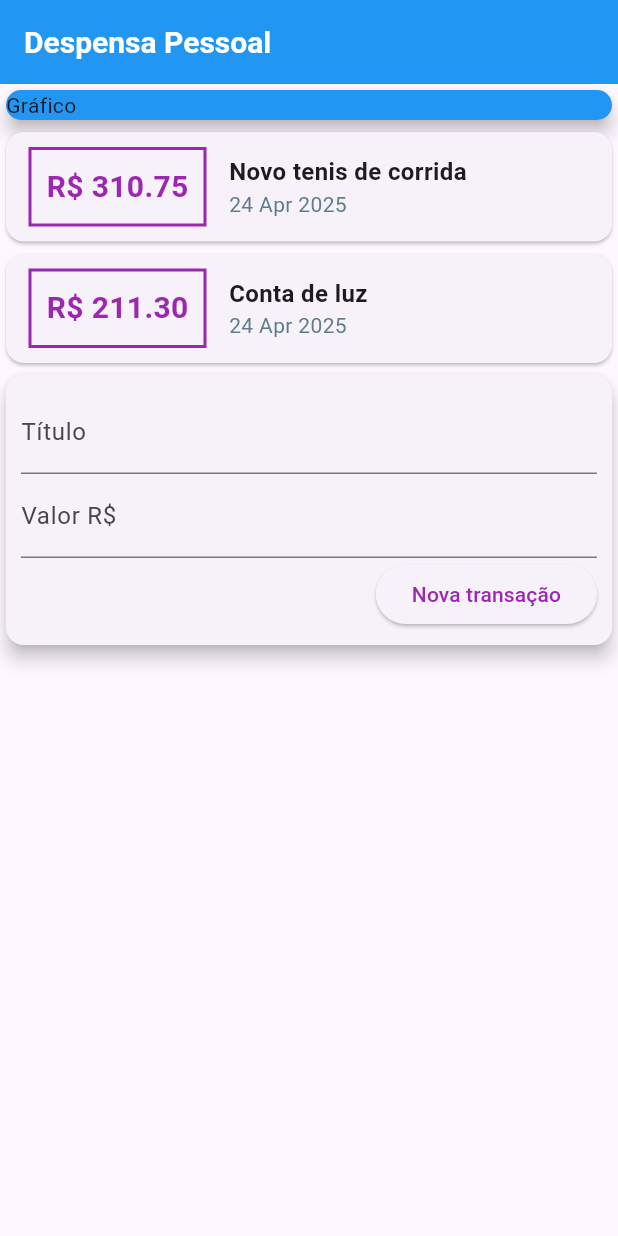
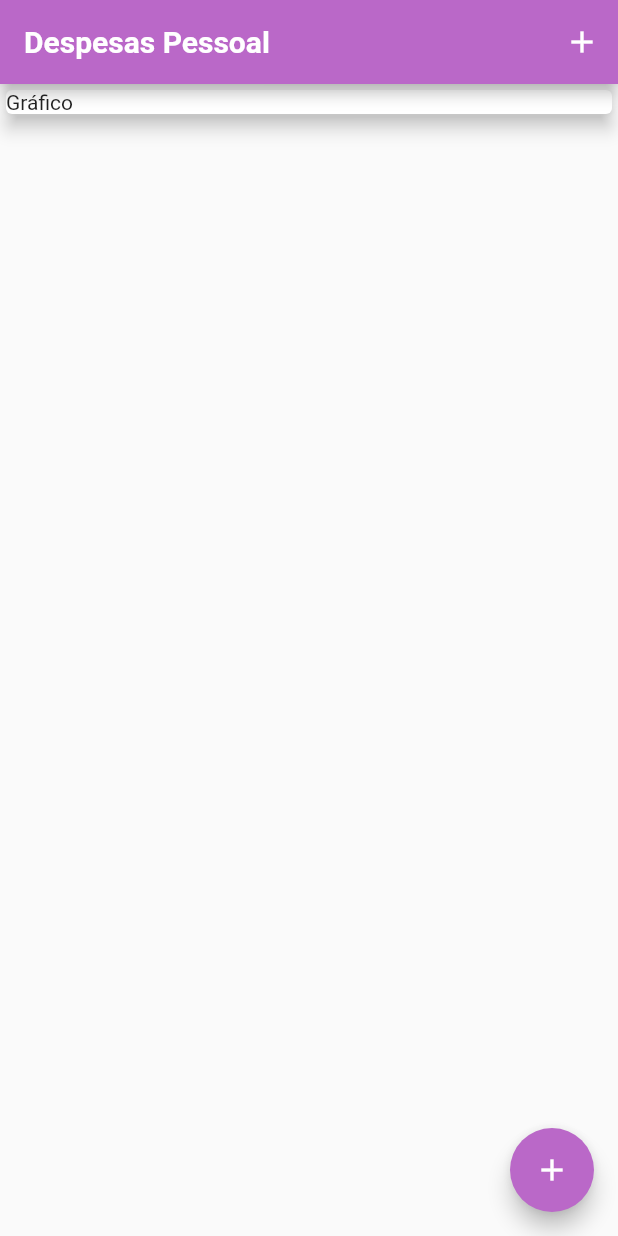
Before and after one commit to dte005/MyExpenses, a Flutter app: the screen it shows after launch, on a phone screen of 412 x 824 dp. Run offline on Flutter 3.47's test engine with Material 3 defaults, Android fonts, the phone set to English and light mode, and no system bars.

Commit message:
incluindo tema no aplicativo

```diff
--- /dev/null
+++ b/lib/components/transaction_list.dart
@@ -0,0 +1,67 @@
+import 'package:flutter/material.dart';
+import 'package:intl/intl.dart';
+
+import "../models/Transaction.dart";
+
+class TransactionList extends StatelessWidget {
+  final List<Transaction> transactions;
+
+  TransactionList(this.transactions);
+
+  @override
+  Widget build(BuildContext context) {
+    return Container(
+      height: 400,
+      child: ListView.builder(
+        //usado para carregar o elemento conforme a lista vai sendo varrida pelo usuario
+        // facilitando ao nao carregamento de itens desnecessarios na memoria do celular
+        itemCount: transactions.length,
+        itemBuilder: (ctx, index) {
+          final item = transactions[index];
+          return Card(
+            child: Row(
+              children: <Widget>[
+                Container(
+                  margin: EdgeInsets.symmetric(horizontal: 15, vertical: 10),
+                  decoration: BoxDecoration(
+                    border: Border.all(
+                      color: Theme.of(context).colorScheme.primary,
+                      width: 2,
+                    ),
+                  ),
+                  padding: EdgeInsets.all(10),
+                  child: Text(
+                    'R\$ ${item.value.toStringAsFixed(2)}',
+                    style: TextStyle(
+                      fontWeight: FontWeight.bold,
+                      fontSize: 20,
+                      color: Theme.of(context).colorScheme.primary,
+                    ),
+                  ),
+                ),
+                Column(
+                  crossAxisAlignment: CrossAxisAlignment.start,
+                  children: <Widget>[
+                    Text(
+                      item.title,
+                      style: TextStyle(
+                        fontSize: 16,
+                        fontWeight: FontWeight.bold,
+                      ),
+                    ),
+                    Text(
+                      DateFormat('d MMM y').format(item.date),
+                      style: TextStyle(
+                        color: Theme.of(context).colorScheme.tertiary,
+                      ),
+                    ),
+                  ],
+                ),
+              ],
+            ),
+          );
+        },
+      ),
+    );
+  }
+}
--- /dev/null
+++ b/lib/home_page.dart
@@ -0,0 +1,85 @@
+import 'dart:math';
+
+import 'package:flutter/material.dart';
+import 'package:myexpenses/components/transaction_form.dart';
+import 'package:myexpenses/components/transaction_list.dart';
+import 'package:myexpenses/models/Transaction.dart';
+
+class HomePage extends StatefulWidget {
+  const HomePage({super.key});
+
+  @override
+  _HomePage createState() => _HomePage();
+}
+
+class _HomePage extends State<HomePage> {
+  final List<Transaction> _transactions = [];
+
+  _openTransactionFormModal(BuildContext context) {
+    showModalBottomSheet(
+      context: context,
+      builder: (_) {
+        return TransactionForm(_addTransaction);
+      },
+    );
+  }
+
+  _addTransaction(String title, double value) {
+    final newTransaction = Transaction(
+      id: Random().nextDouble().toString(),
+      title: title,
+      value: value,
+      date: DateTime.now(),
+    );
+    setState(() {
+      _transactions.add(newTransaction);
+    });
+    //Fechando o modal
+    Navigator.of(context).pop();
+  }
+
+  @override
+  Widget build(BuildContext context) {
+    return Scaffold(
+      appBar: AppBar(
+        title: Text("Despesas Pessoal"),
+        //Adicionando no menu uma acao baseada na funcao passada e no icone que representa
+        actions: <Widget>[
+          IconButton(
+            onPressed: () => _openTransactionFormModal(context),
+            icon: Icon(Icons.add),
+          ),
+        ],
+        titleTextStyle: TextStyle(
+          fontSize: 20,
+          fontWeight: FontWeight.bold,
+          color: Theme.of(context).appBarTheme.foregroundColor,
+        ),
+      ),
+      body: SingleChildScrollView(
+        child: Column(
+          crossAxisAlignment: CrossAxisAlignment.stretch,
+          children: <Widget>[
+            Container(
+              child: Card(
+                color: Theme.of(context).colorScheme.secondary,
+                elevation: 5,
+                child: Text("Gráfico"),
+              ),
+            ),
+            TransactionList(_transactions),
+          ],
+        ),
+      ),
+      //Aiciona um botato na parte de baixo da tela automaticamente
+      floatingActionButton: FloatingActionButton(
+        onPressed: () => _openTransactionFormModal(context),
+        child: Icon(Icons.add),
+        backgroundColor: Theme.of(context).colorScheme.primary,
+        foregroundColor: Theme.of(context).appBarTheme.foregroundColor,
+      ),
+      //Posiciona o botao aonde for necessario na tela
+      floatingActionButtonLocation: FloatingActionButtonLocation.endFloat,
+    );
+  }
+}
--- a/lib/main.dart
+++ b/lib/main.dart
@@ -1,125 +1,30 @@
 import 'package:flutter/material.dart';
-import 'package:intl/intl.dart';
-import 'package:myexpenses/models/Transaction.dart';
+
+import './home_page.dart';
 
 main() => runApp(ExpensesApp());
 
 class ExpensesApp extends StatelessWidget {
+  ExpensesApp({super.key});
+  final ThemeData tema = ThemeData();
+
   @override
   Widget build(BuildContext context) {
-    return MaterialApp(home: HomePage());
-  }
-}
-
-class HomePage extends StatelessWidget {
-  final List<Transaction> _transactions = [
-    Transaction(
-      id: 't1',
-      title: 'Novo tenis de corrida',
-      value: 310.75,
-      date: DateTime.now(),
-    ),
-    Transaction(
-      id: 't2',
-      title: 'Conta de luz',
-      value: 211.30,
-      date: DateTime.now(),
-    ),
-  ];
-  @override
-  Widget build(BuildContext context) {
-    return Scaffold(
-      appBar: AppBar(
-        title: Text("Despensa Pessoal"),
-        titleTextStyle: TextStyle(
-          fontSize: 20,
-          fontWeight: FontWeight.bold,
-          color: Colors.white,
+    return MaterialApp(
+      home: HomePage(),
+      // ThemeData fornece a possibilidade de definicao de cores tema
+      theme: ThemeData(
+        useMaterial3: false,
+        appBarTheme: AppBarTheme(
+          backgroundColor: Colors.purple[300],
+          foregroundColor: Colors.white, //Cores dos botoes
         ),
-        backgroundColor: Colors.blue,
-      ),
-      body: Column(
-        crossAxisAlignment: CrossAxisAlignment.stretch,
-        children: <Widget>[
-          Container(
-            child: Card(
-              color: Colors.blue,
-              child: Text("Gráfico"),
-              elevation: 5,
-            ),
-          ),
-          Column(
-            children:
-                _transactions.map((item) {
-                  return Card(
-                    child: Row(
-                      children: <Widget>[
-                        Container(
-                          margin: EdgeInsets.symmetric(
-                            horizontal: 15,
-                            vertical: 10,
-                          ),
-                          decoration: BoxDecoration(
-                            border: Border.all(color: Colors.purple, width: 2),
-                          ),
-                          padding: EdgeInsets.all(10),
-                          child: Text(
-                            'R\$ ${item.value.toStringAsFixed(2)}',
-                            style: TextStyle(
-                              fontWeight: FontWeight.bold,
-                              fontSize: 20,
-                              color: Colors.purple,
-                            ),
-                          ),
-                        ),
-                        Column(
-                          crossAxisAlignment: CrossAxisAlignment.start,
-                          children: <Widget>[
-                            Text(
-                              item.title,
-                              style: TextStyle(
-                                fontSize: 16,
-                                fontWeight: FontWeight.bold,
-                              ),
-                            ),
-                            Text(
-                              DateFormat('d MMM y').format(item.date),
-                              style: TextStyle(color: Colors.blueGrey),
-                            ),
-                          ],
-                        ),
-                      ],
-                    ),
-                  );
-                }).toList(),
-          ),
-          Card(
-            elevation: 5,
-            child: Padding(
-              padding: EdgeInsets.all(10),
-              child: Column(
-                children: <Widget>[
-                  TextField(decoration: InputDecoration(labelText: 'Título')),
-                  TextField(
-                    decoration: InputDecoration(labelText: 'Valor R\$'),
-                  ),
-                  Row(
-                    mainAxisAlignment: MainAxisAlignment.end,
-                    children: <Widget>[
-                      ElevatedButton(
-                        onPressed: () {},
-                        child: Text(
-                          'Nova transação',
-                          style: TextStyle(color: Colors.purple),
-                        ),
-                      ),
-                    ],
-                  ),
-                ],
-              ),
-            ),
-          ),
-        ],
+        colorScheme: ColorScheme.fromSeed(
+          seedColor: Colors.purple,
+          primary: Colors.purple[300],
+          secondary: Colors.white,
+          tertiary: Colors.blueGrey[400],
+        ),
       ),
     );
   }
```
Also changed, not shown: lib/components/transaction_form.dart (added, +64 -0 lines), pubspec.yaml (+9 -6 lines), assets/fonts/Miniver-Regular.ttf (added), assets/fonts/PlaywriteRO-ExtraLight.ttf (added), assets/fonts/PlaywriteRO-Light.ttf (added), assets/fonts/PlaywriteRO-Regular.ttf (added).
